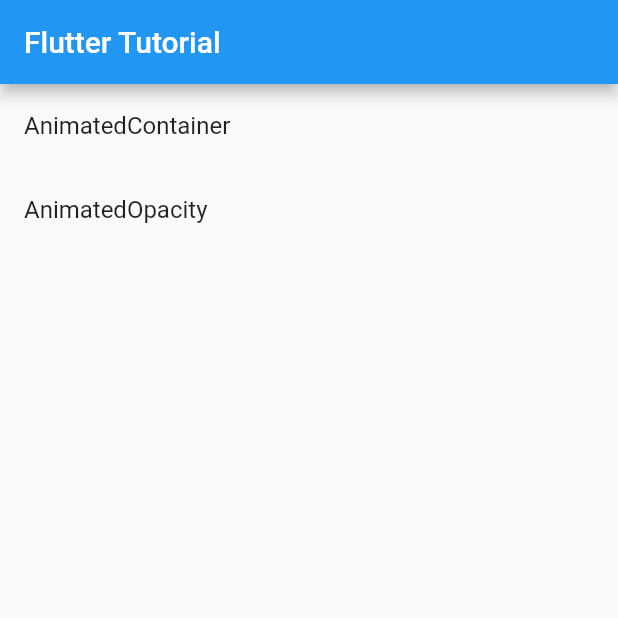
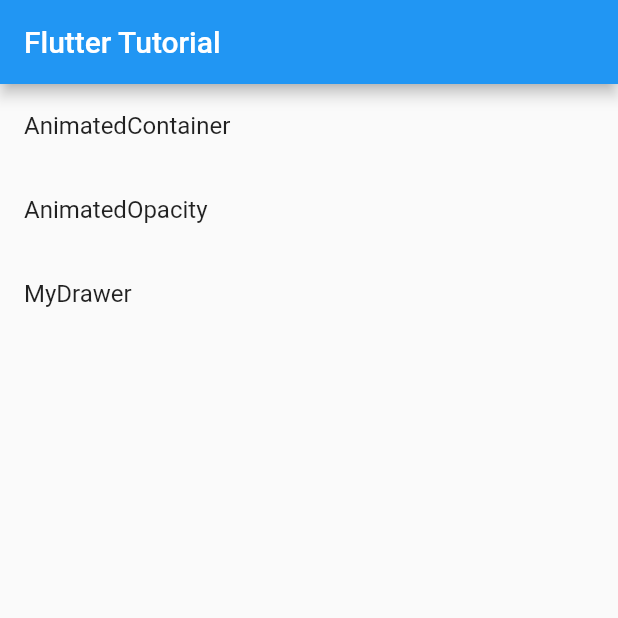
Before and after one commit to freelife1191/flutter_cookbook, a Flutter app: the screen it shows after launch, on a phone screen of 412 x 824 dp, the top half of it. Run offline on Flutter 3.47's test engine with Material 2 defaults, Android fonts, the phone set to English and light mode, and no system bars.

Commit message:
Drawer 예제 기본 틀 준비

```diff
--- a/lib/main.dart
+++ b/lib/main.dart
@@ -1,6 +1,7 @@
 import 'package:flutter/material.dart';
 import 'package:fluttercookbook/src/MyAnimatedContainer.dart';
 import 'package:fluttercookbook/src/MyAnimatedOpacity.dart';
+import 'package:fluttercookbook/src/MyDrawer.dart';
 
 void main() => runApp(MyApp());
 
@@ -45,6 +46,12 @@ class _HomeState extends State<Home> {
             Navigator.push(context, MaterialPageRoute(builder: (context) => MyAnimatedOpacity()));
           },
         ),
+        ListTile(
+          title: Text('MyDrawer'),
+          onTap: () {
+            Navigator.push(context, MaterialPageRoute(builder: (context) => MyDrawer()));
+          },
+        ),
       ],
     );
   }
```
Also changed, not shown: lib/src/MyDrawer.dart (added, +19 -0 lines).
